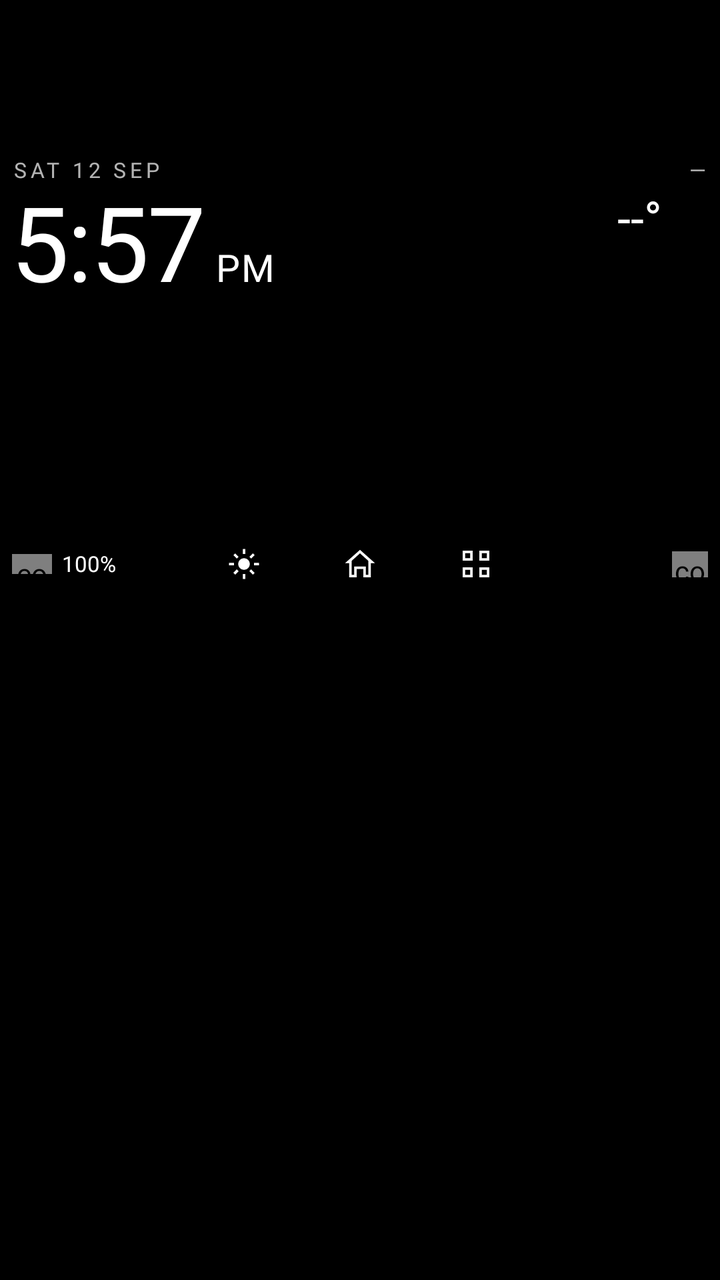
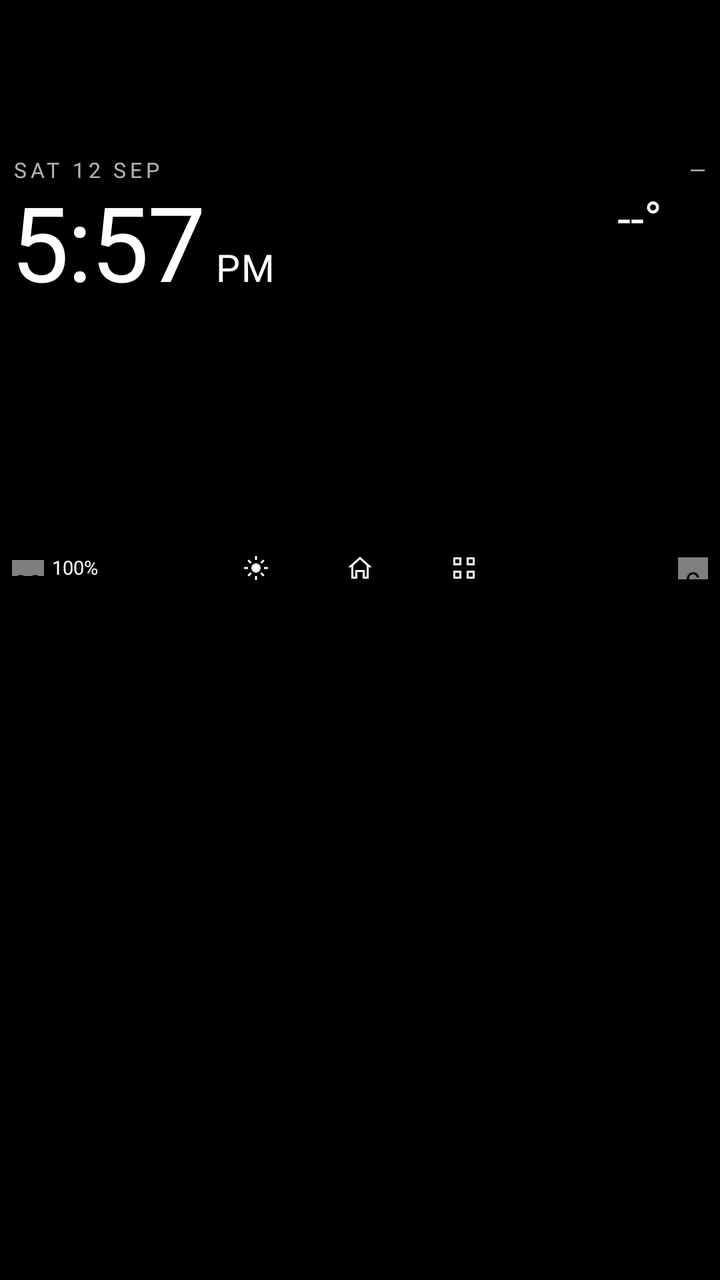

Compare the two renders of this Android layout. The source of the first and the diff that turns it into the second are given below.
<!-- AndroidManifest.xml: application theme Theme.Hud -->
<!-- res/layout/activity_main.xml -->
<?xml version="1.0" encoding="utf-8"?>
<FrameLayout xmlns:android="http://schemas.android.com/apk/res/android"
    xmlns:app="http://schemas.android.com/apk/res-auto"
    android:layout_width="match_parent"
    android:layout_height="match_parent"
    android:background="@color/hud_black">

    
    <androidx.constraintlayout.widget.ConstraintLayout
        android:id="@+id/band"
        android:layout_width="match_parent"
        android:layout_height="@dimen/band_height"
        android:layout_marginTop="@dimen/band_top"
        android:paddingStart="@dimen/band_side"
        android:paddingEnd="@dimen/band_side">

        
        <TextView android:id="@+id/date_strip" style="@style/HudText.Strip"
            android:layout_width="wrap_content" android:layout_height="wrap_content"
            android:text="SAT 12 SEP"
            app:layout_constraintStart_toStartOf="parent"
            app:layout_constraintTop_toTopOf="parent" />
        <TextView android:id="@+id/wx_city" style="@style/HudText.Strip"
            android:layout_width="wrap_content" android:layout_height="wrap_content"
            android:text="—"
            app:layout_constraintEnd_toEndOf="parent"
            app:layout_constraintTop_toTopOf="parent" />

        
        <TextView android:id="@+id/wx_temp" style="@style/HudText.Temp"
            android:layout_width="wrap_content" android:layout_height="wrap_content"
            android:layout_marginTop="4dp"
            android:text="@string/weather_loading"
            app:layout_constraintEnd_toStartOf="@id/wx_icon"
            app:layout_constraintTop_toBottomOf="@id/wx_city" />
        <ImageView android:id="@+id/wx_icon"
            android:layout_width="23dp" android:layout_height="23dp"
            android:layout_marginStart="4dp"
            android:contentDescription="@null"
            app:tint="@color/hud_white"
            app:layout_constraintEnd_toEndOf="parent"
            app:layout_constraintTop_toTopOf="@id/wx_temp"
            app:layout_constraintBottom_toBottomOf="@id/wx_temp" />
        <TextView android:id="@+id/wx_condition" style="@style/HudText.Condition"
            android:layout_width="wrap_content" android:layout_height="wrap_content"
            android:layout_marginTop="3dp"
            android:text=""
            app:layout_constraintEnd_toEndOf="parent"
            app:layout_constraintTop_toBottomOf="@id/wx_temp" />
        <TextView android:id="@+id/wx_feels" style="@style/HudText.Feels"
            android:layout_width="wrap_content" android:layout_height="wrap_content"
            android:text=""
            app:layout_constraintEnd_toEndOf="parent"
            app:layout_constraintTop_toBottomOf="@id/wx_condition" />

        
        <TextView android:id="@+id/clock" style="@style/HudText.Clock"
            android:layout_width="wrap_content" android:layout_height="wrap_content"
            android:text="5:57"
            app:layout_constraintStart_toStartOf="parent"
            app:layout_constraintBottom_toBottomOf="@id/wx_feels" />
        <TextView android:id="@+id/ampm" style="@style/HudText.AmPm"
            android:layout_width="wrap_content" android:layout_height="wrap_content"
            android:layout_marginStart="5dp"
            android:text="PM"
            app:layout_constraintStart_toEndOf="@id/clock"
            app:layout_constraintBaseline_toBaselineOf="@id/clock" />

        
        <LinearLayout android:id="@+id/agenda"
            android:layout_width="match_parent" android:layout_height="wrap_content"
            android:layout_marginTop="15dp"
            android:orientation="vertical"
            android:showDividers="middle"
            android:divider="@drawable/row_divider"
            app:layout_constraintStart_toStartOf="parent"
            app:layout_constraintEnd_toEndOf="parent"
            app:layout_constraintTop_toBottomOf="@id/wx_feels" />

        
        <LinearLayout android:id="@+id/status_left"
            android:layout_width="wrap_content" android:layout_height="wrap_content"
            android:orientation="horizontal" android:gravity="center_vertical"
            app:layout_constraintStart_toStartOf="parent"
            app:layout_constraintTop_toTopOf="@id/bar"
            app:layout_constraintBottom_toBottomOf="@id/bar">
            <com.abbas.hudlauncher.BatteryView android:id="@+id/battery_icon"
                android:layout_width="20dp" android:layout_height="10dp" />
            <TextView android:id="@+id/battery_text" style="@style/HudText.Small"
                android:layout_width="wrap_content" android:layout_height="wrap_content"
                android:layout_marginStart="5dp" android:text="100%" />
        </LinearLayout>
        <LinearLayout android:id="@+id/status_right"
            android:layout_width="wrap_content" android:layout_height="wrap_content"
            android:orientation="horizontal" android:gravity="center_vertical"
            app:layout_constraintEnd_toEndOf="parent"
            app:layout_constraintTop_toTopOf="@id/bar"
            app:layout_constraintBottom_toBottomOf="@id/bar">
            <com.abbas.hudlauncher.WifiView android:id="@+id/wifi_icon"
                android:layout_width="18dp" android:layout_height="13dp" />
        </LinearLayout>

        
        <LinearLayout android:id="@+id/bar"
            android:layout_width="wrap_content" android:layout_height="wrap_content"
            android:orientation="horizontal"
            android:gravity="center"
            app:layout_constraintStart_toStartOf="parent"
            app:layout_constraintEnd_toEndOf="parent"
            app:layout_constraintBottom_toBottomOf="parent">
            <ImageButton android:id="@+id/btn_brightness" style="@style/BarButton"
                android:src="@drawable/ic_brightness" android:contentDescription="@string/btn_brightness" />
            <ImageButton android:id="@+id/btn_home" style="@style/BarButton"
                android:layout_marginStart="22dp" android:layout_marginEnd="22dp"
                android:src="@drawable/ic_home" android:contentDescription="@string/btn_home" />
            <ImageButton android:id="@+id/btn_apps" style="@style/BarButton"
                android:src="@drawable/ic_apps" android:contentDescription="@string/btn_apps" />
        </LinearLayout>

        
        <LinearLayout android:id="@+id/app_picker"
            android:layout_width="match_parent" android:layout_height="0dp"
            android:orientation="vertical"
            android:gravity="center"
            android:background="@color/hud_black"
            android:visibility="gone"
            app:layout_constraintStart_toStartOf="parent"
            app:layout_constraintEnd_toEndOf="parent"
            app:layout_constraintTop_toTopOf="parent"
            app:layout_constraintBottom_toTopOf="@id/bar">
            <LinearLayout android:id="@+id/app_rows"
                android:layout_width="match_parent" android:layout_height="64dp"
                android:orientation="horizontal"
                android:gravity="center"
                android:clipChildren="false" />
            <TextView android:id="@+id/app_picker_title" style="@style/HudText.PickerLabel"
                android:layout_width="wrap_content" android:layout_height="wrap_content"
                android:layout_marginTop="8dp"
                android:text="" />
            <TextView style="@style/HudText.Small.Dim"
                android:layout_width="wrap_content" android:layout_height="wrap_content"
                android:layout_marginTop="6dp"
                android:text="@string/picker_hint" />
        </LinearLayout>

        
        <LinearLayout android:id="@+id/brightness_panel"
            android:layout_width="match_parent" android:layout_height="wrap_content"
            android:orientation="horizontal"
            android:gravity="center_vertical"
            android:paddingStart="12dp" android:paddingEnd="12dp"
            android:paddingTop="6dp" android:paddingBottom="6dp"
            android:background="@color/hud_black"
            android:visibility="gone"
            app:layout_constraintStart_toStartOf="parent"
            app:layout_constraintEnd_toEndOf="parent"
            app:layout_constraintBottom_toBottomOf="parent">
            <ImageView android:layout_width="18dp" android:layout_height="18dp"
                android:src="@drawable/ic_brightness" android:contentDescription="@null" app:tint="@color/hud_white" />
            <FrameLayout android:layout_width="0dp" android:layout_weight="1" android:layout_height="4dp"
                android:layout_marginStart="10dp" android:layout_marginEnd="10dp"
                android:background="@drawable/brightness_track">
                <View android:id="@+id/brightness_fill"
                    android:layout_width="0dp" android:layout_height="match_parent"
                    android:background="@drawable/brightness_fill" />
            </FrameLayout>
            <TextView android:id="@+id/brightness_value" style="@style/HudText.Small"
                android:layout_width="34dp" android:layout_height="wrap_content"
                android:gravity="end" android:text="50%" />
        </LinearLayout>
    </androidx.constraintlayout.widget.ConstraintLayout>
</FrameLayout>
<!-- resources referenced by this layout -->
<resources>
  <color name="hud_black">#000000</color>
  <color name="hud_white">#FFFFFF</color>
  <dimen name="band_height">218dp</dimen>
  <dimen name="band_side">6dp</dimen>
  <dimen name="band_top">79dp</dimen>
  <!-- drawable brightness_fill (drawable) -->
  <?xml version="1.0" encoding="utf-8"?>
  <shape xmlns:android="http://schemas.android.com/apk/res/android" android:shape="rectangle">
      <corners android:radius="2dp" />
      <solid android:color="#FFFFFF" />
  </shape>
  <!-- drawable brightness_track (drawable) -->
  <?xml version="1.0" encoding="utf-8"?>
  <shape xmlns:android="http://schemas.android.com/apk/res/android" android:shape="rectangle">
      <corners android:radius="2dp" />
      <solid android:color="#55FFFFFF" />
  </shape>
  <!-- drawable row_divider (drawable) -->
  <?xml version="1.0" encoding="utf-8"?>
  <shape xmlns:android="http://schemas.android.com/apk/res/android" android:shape="rectangle">
      <size android:height="@dimen/row_gap" />
      <solid android:color="#00000000" />
  </shape>
  <string name="btn_apps">Apps</string>
  <string name="btn_brightness">Brightness</string>
  <string name="btn_home">Home</string>
  <string name="picker_hint">Tap the touchpad twice to return to the home page</string>
  <string name="weather_loading">--°</string>
  <style name="BarButton">
          <item name="android:layout_width">36dp</item>
          <item name="android:layout_height">30dp</item>
          <item name="android:padding">5dp</item>
          <item name="android:background">@drawable/bar_button_bg</item>
          <item name="android:scaleType">fitCenter</item>
          <item name="android:focusable">true</item>
          <item name="android:soundEffectsEnabled">false</item>
          <item name="android:clickable">true</item>
      </style>
  <style name="HudText.AmPm">
          <item name="android:textSize">19sp</item>
          <item name="android:letterSpacing">0.04</item>
      </style>
  <style name="HudText.Clock">
          <item name="android:fontFamily">@font/outfit_medium</item>
          <item name="android:textSize">52sp</item>
          <item name="android:letterSpacing">-0.02</item>
          <item name="android:lineSpacingMultiplier">1.0</item>
      </style>
  <style name="HudText.Condition">
          <item name="android:textSize">12sp</item>
          <item name="android:lineSpacingMultiplier">1.3</item>
      </style>
  <style name="HudText.Feels">
          <item name="android:textSize">10.5sp</item>
          <item name="android:lineSpacingMultiplier">1.3</item>
          <item name="android:textColor">@color/hud_dim</item>
      </style>
  <style name="HudText.PickerLabel">
          <item name="android:fontFamily">@font/outfit_medium</item>
          <item name="android:textSize">15sp</item>
      </style>
  <style name="HudText.Small">
          <item name="android:textSize">11sp</item>
      </style>
  <style name="HudText.Small.Dim">
          <item name="android:textColor">@color/hud_dim</item>
      </style>
  <style name="HudText.Strip">
          <item name="android:textSize">10.5sp</item>
          <item name="android:letterSpacing">0.18</item>
          <item name="android:textAllCaps">true</item>
          <item name="android:textColor">@color/hud_dim</item>
      </style>
  <style name="HudText.Temp">
          <item name="android:fontFamily">@font/outfit_medium</item>
          <item name="android:textSize">24sp</item>
          <item name="android:lineSpacingMultiplier">1.0</item>
      </style>
  <dimen name="row_gap">5dp</dimen>
  <color name="hud_dim">#B3FFFFFF</color>
  <!-- unchanged entries left out for length: 5 -->
</resources>

<!-- the commit's change to res/layout/activity_main.xml (unified diff, before → after) -->
@@ -85,10 +85,10 @@
             app:layout_constraintTop_toTopOf="@id/bar"
             app:layout_constraintBottom_toBottomOf="@id/bar">
             <com.abbas.hudlauncher.BatteryView android:id="@+id/battery_icon"
-                android:layout_width="20dp" android:layout_height="10dp" />
+                android:layout_width="16dp" android:layout_height="8dp" />
             <TextView android:id="@+id/battery_text" style="@style/HudText.Small"
                 android:layout_width="wrap_content" android:layout_height="wrap_content"
-                android:layout_marginStart="5dp" android:text="100%" />
+                android:layout_marginStart="4dp" android:textSize="9.5sp" android:text="100%" />
         </LinearLayout>
         <LinearLayout android:id="@+id/status_right"
             android:layout_width="wrap_content" android:layout_height="wrap_content"
@@ -97,7 +97,7 @@
             app:layout_constraintTop_toTopOf="@id/bar"
             app:layout_constraintBottom_toBottomOf="@id/bar">
             <com.abbas.hudlauncher.WifiView android:id="@+id/wifi_icon"
-                android:layout_width="18dp" android:layout_height="13dp" />
+                android:layout_width="15dp" android:layout_height="11dp" />
         </LinearLayout>
 
         
@@ -113,6 +113,32 @@
             <ImageButton android:id="@+id/btn_home" style="@style/BarButton"
                 android:layout_marginStart="22dp" android:layout_marginEnd="22dp"
                 android:src="@drawable/ic_home" android:contentDescription="@string/btn_home" />
+            
+            <LinearLayout android:id="@+id/music_pill"
+                android:layout_width="118dp" android:layout_height="26dp"
+                android:layout_marginStart="12dp" android:layout_marginEnd="12dp"
+                android:orientation="vertical"
+                android:paddingStart="8dp" android:paddingEnd="8dp" android:paddingTop="3dp"
+                android:background="@drawable/bar_button_bg"
+                android:focusable="true" android:clickable="true" android:soundEffectsEnabled="false"
+                android:visibility="gone">
+                <LinearLayout android:layout_width="match_parent" android:layout_height="0dp" android:layout_weight="1"
+                    android:orientation="horizontal" android:gravity="center_vertical">
+                    <ImageView android:id="@+id/music_state"
+                        android:layout_width="10dp" android:layout_height="10dp"
+                        android:src="@drawable/ic_play" android:contentDescription="@null" />
+                    <TextView android:id="@+id/music_text" style="@style/HudText.Small"
+                        android:layout_width="0dp" android:layout_weight="1" android:layout_height="wrap_content"
+                        android:layout_marginStart="6dp" android:textSize="9.5sp"
+                        android:ellipsize="marquee" android:marqueeRepeatLimit="marquee_forever"
+                        android:singleLine="true" android:text="" />
+                </LinearLayout>
+                <FrameLayout android:layout_width="match_parent" android:layout_height="2dp"
+                    android:layout_marginBottom="3dp" android:background="@drawable/brightness_track">
+                    <View android:id="@+id/music_progress" android:layout_width="0dp" android:layout_height="match_parent"
+                        android:background="@drawable/brightness_fill" />
+                </FrameLayout>
+            </LinearLayout>
             <ImageButton android:id="@+id/btn_apps" style="@style/BarButton"
                 android:src="@drawable/ic_apps" android:contentDescription="@string/btn_apps" />
         </LinearLayout>
<!-- resource entries referenced after the edit -->
@@ -17,6 +17,11 @@
       <corners android:radius="2dp" />
       <solid android:color="#55FFFFFF" />
   </shape>
+  <!-- drawable ic_play (drawable) -->
+  <?xml version="1.0" encoding="utf-8"?>
+  <vector xmlns:android="http://schemas.android.com/apk/res/android" android:width="24dp" android:height="24dp" android:viewportWidth="24" android:viewportHeight="24">
+  <path android:fillColor="#FFFFFF" android:pathData="M7,4.5v15l12,-7.5z"/>
+  </vector>
   <!-- drawable row_divider (drawable) -->
   <?xml version="1.0" encoding="utf-8"?>
   <shape xmlns:android="http://schemas.android.com/apk/res/android" android:shape="rectangle">
@@ -29,8 +34,8 @@
   <string name="picker_hint">Tap the touchpad twice to return to the home page</string>
   <string name="weather_loading">--°</string>
   <style name="BarButton">
-          <item name="android:layout_width">36dp</item>
-          <item name="android:layout_height">30dp</item>
+          <item name="android:layout_width">30dp</item>
+          <item name="android:layout_height">26dp</item>
           <item name="android:padding">5dp</item>
           <item name="android:background">@drawable/bar_button_bg</item>
           <item name="android:scaleType">fitCenter</item>
